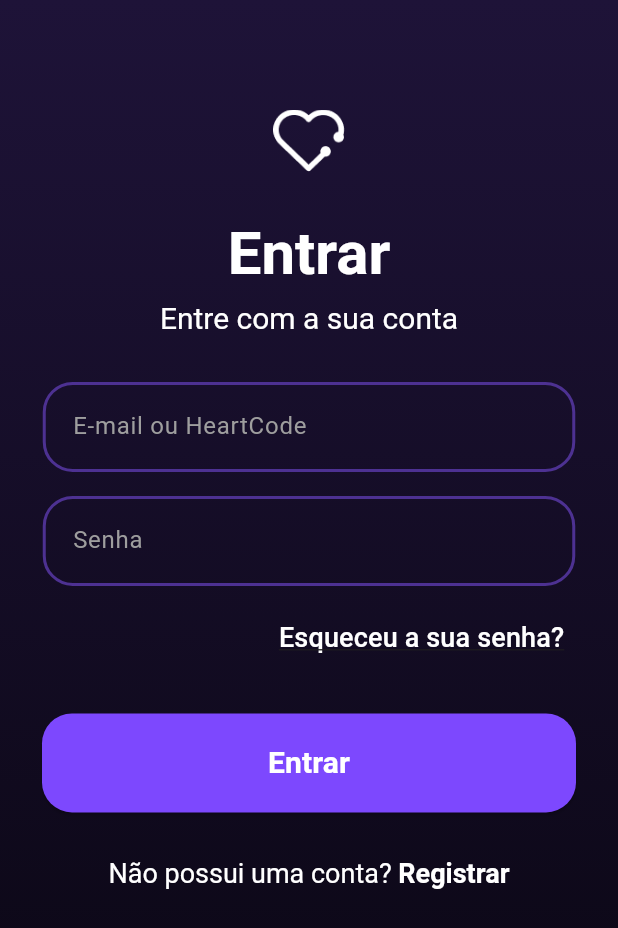
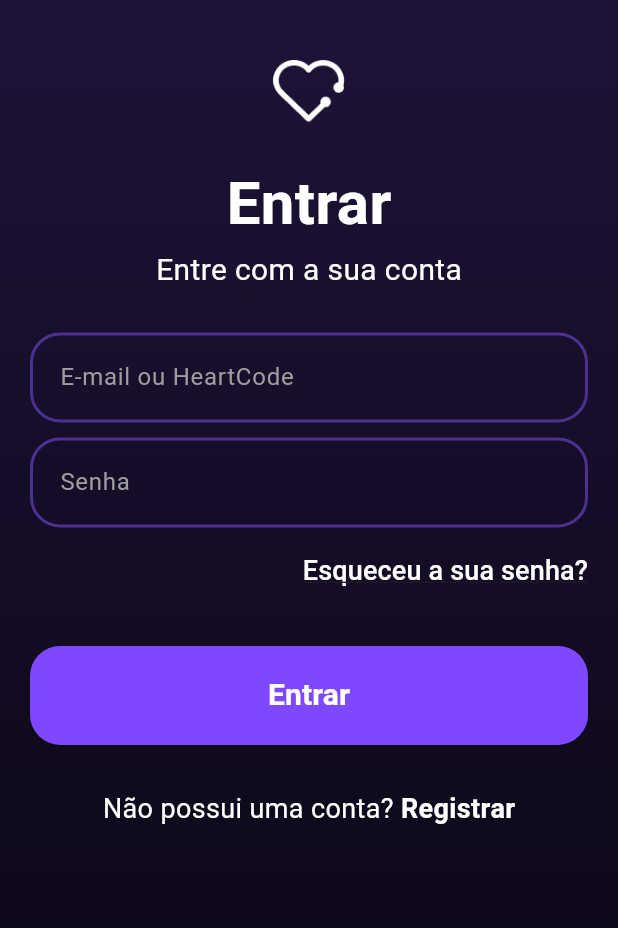
Before and after one commit to AnthonySantoss/heartsync, a Flutter app: the screen it shows after launch, on a phone screen of 412 x 824 dp. Shown: the top 928 px of the screen. Run offline on Flutter 3.47's test engine with Material 3 defaults, Android fonts, the phone set to English and light mode, and no system bars.

Commit message:
widget reutilizavel construido (Background)

```diff
--- a/lib/Login.dart
+++ /dev/null
@@ -1,196 +0,0 @@
-import 'package:flutter/material.dart';
-
-class Login extends StatelessWidget{
-  const Login({super.key});
-
-  @override
-  Widget build(BuildContext context) {
-    return Scaffold(
-      body: Container(
-        width: double.infinity,
-        height: double.infinity,
-        decoration: BoxDecoration(
-          gradient: LinearGradient(
-            colors: [
-              Color(0xFF1E1338),
-              Color(0xFF08050F),
-            ],
-            begin: Alignment.topCenter,
-            end: Alignment.bottomCenter,
-          ),
-        ),
-        child: Column(
-          mainAxisAlignment: MainAxisAlignment.start,
-          crossAxisAlignment: CrossAxisAlignment.center,
-          children: [
-            const SizedBox(height: 73),
-            Image.asset(
-              'assets/images/logo.png',
-              width: 47.7,
-            ),
-          const SizedBox(height: 30),
-            DefaultTextStyle(
-                style: const TextStyle(
-                  fontSize: 40,
-                  fontWeight: FontWeight.bold,
-                  height: 1.2
-                ),
-                child: Column(
-                  mainAxisSize: MainAxisSize.min,
-                  children: [
-                    const Text('Entrar'),
-                  ],
-                ),
-            ),
-            const SizedBox(height: 8),
-            DefaultTextStyle(
-                style:const TextStyle(
-                    fontSize: 20,
-                    fontWeight: FontWeight.w400,
-                    height: 1.2
-                ),
-                child: Column(
-                  mainAxisSize: MainAxisSize.min,
-                  children: [
-                    const Text('Entre com a sua conta'),
-                  ],
-                ),
-            ),
-            const SizedBox(height: 30),
-            SizedBox(
-              width: 355,
-              height: 66,
-              child: TextField(
-                obscureText: true,
-                decoration: InputDecoration(
-                  labelText: 'E-mail ou HeartCode',
-                  labelStyle: TextStyle(color: Colors.grey),
-                  contentPadding: EdgeInsets.symmetric(horizontal: 16, vertical: 18),
-
-
-                  enabledBorder: OutlineInputBorder(
-                    borderRadius: BorderRadius.circular(20),
-                    borderSide: BorderSide(
-                      color: Color(0xFF4D3192),
-                      width: 2.0,
-                    ),
-                  ),
-
-
-                  focusedBorder: OutlineInputBorder(
-                    borderRadius: BorderRadius.circular(20),
-                    borderSide: BorderSide(
-                      color: Colors.deepPurple,
-                      width: 2.0,
-                    ),
-                  ),
-                ),
-              ),
-            ),
-            const SizedBox(height: 10),
-            SizedBox(
-              width: 355,
-              height: 66,
-              child: TextField(
-                obscureText: true,
-                decoration: InputDecoration(
-                  labelText: 'Senha',
-                  labelStyle: TextStyle(color: Colors.grey),
-                  contentPadding: EdgeInsets.symmetric(horizontal: 16, vertical: 18),
-
-
-                  enabledBorder: OutlineInputBorder(
-                    borderRadius: BorderRadius.circular(20),
-                    borderSide: BorderSide(
-                      color: Color(0xFF4D3192),
-                      width: 2.0,
-                    ),
-                  ),
-
-
-                  focusedBorder: OutlineInputBorder(
-                    borderRadius: BorderRadius.circular(20),
-                    borderSide: BorderSide(
-                      color: Colors.deepPurple,
-                      width: 2.0,
-                    ),
-                  ),
-                ),
-              ),
-            ),
-            const SizedBox(height: 9),
-            Padding(
-              padding: const EdgeInsets.only(left: 150),
-              child: TextButton(
-                onPressed: () {},
-                style: TextButton.styleFrom(
-                  padding: EdgeInsets.zero,
-                  tapTargetSize: MaterialTapTargetSize.shrinkWrap,
-                ),
-                child: const Text(
-                  'Esqueceu a sua senha?',
-                  style: TextStyle(
-                    fontSize: 18, // 18px
-                    fontWeight: FontWeight.w500,
-                    color: Colors.white,
-                    decoration: TextDecoration.underline,
-                  ),
-                ),
-              ),
-            ),
-            const SizedBox(height: 30),
-            ElevatedButton(
-                onPressed: () {},
-                style: ElevatedButton.styleFrom(
-                    minimumSize: Size(356, 66),
-                    backgroundColor: Color(0xFF7D48FE),
-                    shape: RoundedRectangleBorder(
-                      borderRadius: BorderRadius.circular(20),
-                    )
-
-                ),
-                child:
-                const Text('Entrar',
-                  style: TextStyle(fontSize: 20, fontWeight:  FontWeight.bold, color: Color(0xFFFFFFFF)),
-                )
-            ),
-            const SizedBox(height: 30),
-            DefaultTextStyle(
-              style:const TextStyle(
-                  fontSize: 18,
-                  fontWeight: FontWeight.w400,
-                  height: 1.2
-              ),
-              child: Column(
-                mainAxisSize: MainAxisSize.min,
-                children: [
-                  const Align(
-                    alignment: Alignment.center,
-                    child: Text.rich(
-                      TextSpan(
-                        text: 'Não possui uma conta? ',
-                        children: [
-                          TextSpan(
-                            text: 'Registrar',
-                            style: TextStyle(
-                              fontWeight: FontWeight.bold,
-                            ),
-                          ),
-                        ],
-                      ),
-                      style: TextStyle(
-                        fontSize: 18,
-                      ),
-                    ),
-                  ),
-                ],
-              ),
-            ),
-          ],
-
-        ),
-      ),
-    );
-
-  }
-}
--- /dev/null
+++ b/lib/Login_screen .dart
@@ -0,0 +1,184 @@
+import 'package:flutter/material.dart';
+import 'package:heartsync/src/features/login/presentation/widgets/Background_widget.dart';
+
+class Login_screen extends StatelessWidget {
+  const Login_screen({super.key});
+
+  @override
+  Widget build(BuildContext context) {
+    return Scaffold(
+      resizeToAvoidBottomInset: true,
+      body: BackgroundWidget(
+        padding: const EdgeInsets.symmetric(horizontal: 20),
+        child: SingleChildScrollView(
+          child: Column(
+            mainAxisAlignment: MainAxisAlignment.center,
+            crossAxisAlignment: CrossAxisAlignment.center,
+            children: [
+              const SizedBox(height: 40),
+              Image.asset(
+                'lib/assets/images/logo.png',
+                width: 47.7,
+              ),
+              const SizedBox(height: 30),
+              const Text(
+                'Entrar',
+                style: TextStyle(
+                  fontSize: 40,
+                  fontWeight: FontWeight.bold,
+                  height: 1.2,
+                  color: Colors.white,
+                ),
+              ),
+              const SizedBox(height: 8),
+              const Text(
+                'Entre com a sua conta',
+                style: TextStyle(
+                  fontSize: 20,
+                  fontWeight: FontWeight.w400,
+                  height: 1.2,
+                  color: Colors.white,
+                ),
+              ),
+              const SizedBox(height: 30),
+              _buildEmailField(),
+              const SizedBox(height: 10),
+              _buildPasswordField(),
+              const SizedBox(height: 9),
+              _buildForgotPassword(),
+              const SizedBox(height: 30),
+              _buildLoginButton(context),
+              const SizedBox(height: 30),
+              _buildRegisterText(),
+              const SizedBox(height: 20),
+            ],
+          ),
+        ),
+      ),
+    );
+  }
+
+  Widget _buildEmailField() {
+    return SizedBox(
+      width: double.infinity,
+      child: TextField(
+        decoration: InputDecoration(
+          labelText: 'E-mail ou HeartCode',
+          labelStyle: const TextStyle(color: Colors.grey),
+          contentPadding: const EdgeInsets.symmetric(horizontal: 16, vertical: 18),
+          enabledBorder: OutlineInputBorder(
+            borderRadius: BorderRadius.circular(20),
+            borderSide: const BorderSide(
+              color: Color(0xFF4D3192),
+              width: 2.0,
+            ),
+          ),
+          focusedBorder: OutlineInputBorder(
+            borderRadius: BorderRadius.circular(20),
+            borderSide: const BorderSide(
+              color: Colors.deepPurple,
+              width: 2.0,
+            ),
+          ),
+        ),
+        style: const TextStyle(color: Colors.white),
+      ),
+    );
+  }
+
+  Widget _buildPasswordField() {
+    return SizedBox(
+      width: double.infinity,
+      child: TextField(
+        obscureText: true,
+        decoration: InputDecoration(
+          labelText: 'Senha',
+          labelStyle: const TextStyle(color: Colors.grey),
+          contentPadding: const EdgeInsets.symmetric(horizontal: 16, vertical: 18),
+          enabledBorder: OutlineInputBorder(
+            borderRadius: BorderRadius.circular(20),
+            borderSide: const BorderSide(
+              color: Color(0xFF4D3192),
+              width: 2.0,
+            ),
+          ),
+          focusedBorder: OutlineInputBorder(
+            borderRadius: BorderRadius.circular(20),
+            borderSide: const BorderSide(
+              color: Colors.deepPurple,
+              width: 2.0,
+            ),
+          ),
+        ),
+        style: const TextStyle(color: Colors.white),
+      ),
+    );
+  }
+
+  Widget _buildForgotPassword() {
+    return Align(
+      alignment: Alignment.centerRight,
+      child: TextButton(
+        onPressed: () {},
+        style: TextButton.styleFrom(
+          padding: EdgeInsets.zero,
+          tapTargetSize: MaterialTapTargetSize.shrinkWrap,
+        ),
+        child: const Text(
+          'Esqueceu a sua senha?',
+          style: TextStyle(
+            fontSize: 18,
+            fontWeight: FontWeight.w500,
+            color: Colors.white,
+            decoration: TextDecoration.underline,
+          ),
+        ),
+      ),
+    );
+  }
+
+  Widget _buildLoginButton(BuildContext context) {
+    return SizedBox(
+      width: double.infinity,
+      height: 66,
+      child: ElevatedButton(
+        onPressed: () {},
+        style: ElevatedButton.styleFrom(
+          backgroundColor: const Color(0xFF7D48FE),
+          shape: RoundedRectangleBorder(
+            borderRadius: BorderRadius.circular(20),
+          ),
+        ),
+        child: const Text(
+          'Entrar',
+          style: TextStyle(
+            fontSize: 20,
+            fontWeight: FontWeight.bold,
+            color: Color(0xFFFFFFFF),
+          ),
+        ),
+      ),
+    );
+  }
+
+  Widget _buildRegisterText() {
+    return const Text.rich(
+      TextSpan(
+        text: 'Não possui uma conta? ',
+        children: [
+          TextSpan(
+            text: 'Registrar',
+            style: TextStyle(
+              fontWeight: FontWeight.bold,
+              color: Colors.white,
+            ),
+          ),
+        ],
+      ),
+      style: TextStyle(
+        fontSize: 18,
+        color: Colors.white,
+      ),
+    );
+  }
+}
--- a/lib/main.dart
+++ b/lib/main.dart
@@ -1,6 +1,6 @@
 import 'package:flutter/material.dart';
 import 'package:heartsync/Introducao.dart';
-import 'package:heartsync/Login.dart';
+import 'package:heartsync/Login_screen .dart';
 
 main(){
   runApp(const MyApp());
@@ -12,7 +12,7 @@ class MyApp extends StatelessWidget {
   @override
   Widget build(BuildContext context) {
     return const MaterialApp(
-      home: Login(),
+      home: Login_screen(),
     );
   }
 }
--- /dev/null
+++ b/lib/src/features/login/presentation/widgets/Background_widget.dart
@@ -0,0 +1,36 @@
+import 'package:flutter/material.dart';
+
+class BackgroundWidget extends StatelessWidget {
+  final Widget child;
+  final EdgeInsetsGeometry? padding;
+
+  const BackgroundWidget({
+    super.key,
+    required this.child,
+    this.padding,
+  });
+
+  @override
+  Widget build(BuildContext context) {
+    return Container(
+      width: double.infinity,
+      height: double.infinity,
+      decoration: const BoxDecoration(
+        gradient: LinearGradient(
+          colors: [
+            Color(0xFF1E1338),
+            Color(0xFF08050F),
+          ],
+          begin: Alignment.topCenter,
+          end: Alignment.bottomCenter,
+        ),
+      ),
+      child: SafeArea(
+        child: Padding(
+          padding: padding ?? const EdgeInsets.all(20.0),
+          child: child,
+        ),
+      ),
+    );
+  }
+}
--- a/pubspec.yaml
+++ b/pubspec.yaml
@@ -59,8 +59,8 @@ flutter:
 
   # To add assets to your application, add an assets section, like this:
   assets:
-    - assets/images/logo.png
-    - assets/images/perfilConjunto.png
+    - lib/assets/images/logo.png
+    - lib/assets/images/perfilConjunto.png
 
 
   # An image asset can refer to one or more resolution-specific "variants", see
```
Also changed, not shown: lib/assets/images/logo.png (renamed from assets/images/logo.png), lib/assets/images/perfilConjunto.png (renamed from assets/images/perfilConjunto.png).
